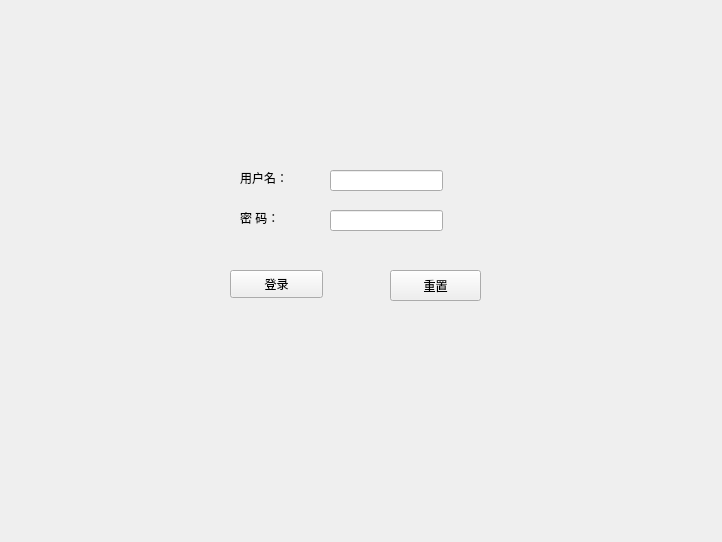
This is ATSystem/Login.ui in AKHYui/Swipe-System as Qt 5 draws it before an edit. The edited form follows.
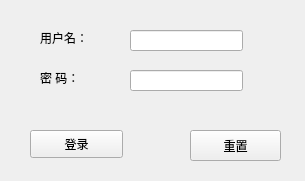
This is the edited form.

The edit to the form file:
```diff
--- a/ATSystem/Login.ui
+++ b/ATSystem/Login.ui
@@ -6,18 +6,21 @@
    <rect>
     <x>0</x>
     <y>0</y>
-    <width>722</width>
-    <height>542</height>
+    <width>305</width>
+    <height>181</height>
    </rect>
   </property>
   <property name="windowTitle">
    <string>Login</string>
   </property>
+  <property name="styleSheet">
+   <string notr="true"/>
+  </property>
   <widget class="QLabel" name="label">
    <property name="geometry">
     <rect>
-     <x>240</x>
-     <y>170</y>
+     <x>40</x>
+     <y>30</y>
      <width>72</width>
      <height>15</height>
     </rect>
@@ -29,8 +32,8 @@
   <widget class="QLabel" name="label_2">
    <property name="geometry">
     <rect>
-     <x>240</x>
-     <y>210</y>
+     <x>40</x>
+     <y>70</y>
      <width>72</width>
      <height>15</height>
     </rect>
@@ -42,8 +45,8 @@
   <widget class="QLineEdit" name="username">
    <property name="geometry">
     <rect>
-     <x>330</x>
-     <y>170</y>
+     <x>130</x>
+     <y>30</y>
      <width>113</width>
      <height>21</height>
     </rect>
@@ -52,8 +55,8 @@
   <widget class="QLineEdit" name="pwd">
    <property name="geometry">
     <rect>
-     <x>330</x>
-     <y>210</y>
+     <x>130</x>
+     <y>70</y>
      <width>113</width>
      <height>21</height>
     </rect>
@@ -62,8 +65,8 @@
   <widget class="QPushButton" name="login">
    <property name="geometry">
     <rect>
-     <x>230</x>
-     <y>270</y>
+     <x>30</x>
+     <y>130</y>
      <width>93</width>
      <height>28</height>
     </rect>
@@ -75,8 +78,8 @@
   <widget class="QPushButton" name="pushButton_2">
    <property name="geometry">
     <rect>
-     <x>390</x>
-     <y>270</y>
+     <x>190</x>
+     <y>130</y>
      <width>91</width>
      <height>31</height>
     </rect>
```
